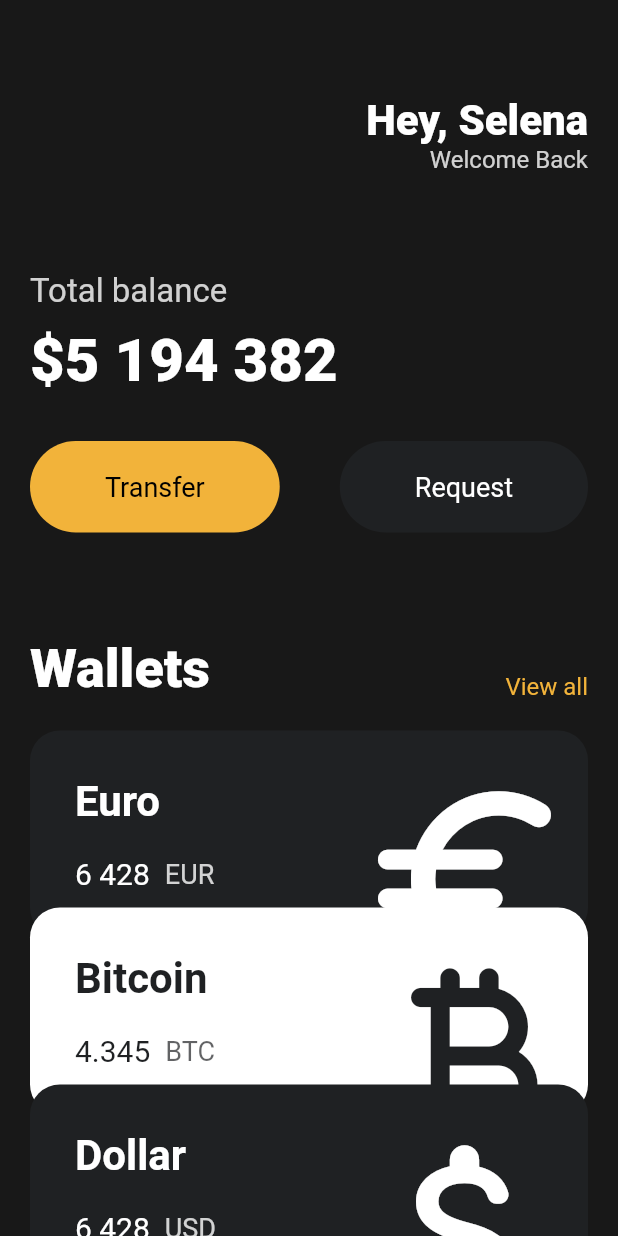
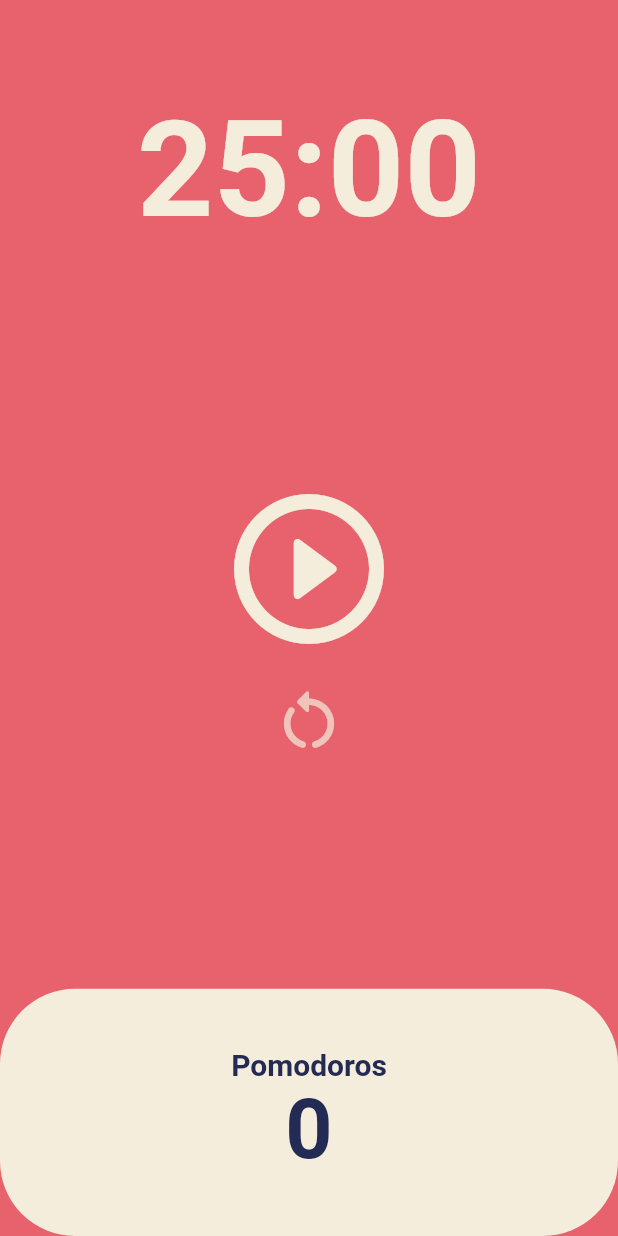
Before and after one commit to miranaky/toonflix, a Flutter app: the screen it shows after launch, on a phone screen of 412 x 824 dp. Run offline on Flutter 3.47's test engine with Material 2 defaults, Android fonts, the phone set to English and light mode, and no system bars.

Commit message:
pomodoro

```diff
--- a/lib/main.dart
+++ b/lib/main.dart
@@ -1,6 +1,5 @@
 import 'package:flutter/material.dart';
-import 'package:toonflix/widgets/button.dart';
-import 'package:toonflix/widgets/currency_card.dart';
+import 'package:toonflix/screens/home_screen.dart';
 
 void main() {
   runApp(App());
@@ -10,136 +9,16 @@ class App extends StatelessWidget {
   @override
   Widget build(BuildContext context) {
     return MaterialApp(
-      home: Scaffold(
-        backgroundColor: const Color(0xFF181818),
-        body: SingleChildScrollView(
-          child: Padding(
-            padding: const EdgeInsets.symmetric(horizontal: 20),
-            child: Column(
-              crossAxisAlignment: CrossAxisAlignment.start,
-              children: [
-                Row(
-                  mainAxisAlignment: MainAxisAlignment.end,
-                  children: [
-                    const SizedBox(
-                      height: 180,
-                    ),
-                    Column(
-                      crossAxisAlignment: CrossAxisAlignment.end,
-                      children: [
-                        const Text(
-                          "Hey, Selena",
-                          style: TextStyle(
-                            color: Colors.white,
-                            fontSize: 28,
-                            fontWeight: FontWeight.w800,
-                          ),
-                        ),
-                        Text(
-                          "Welcome Back",
-                          style: TextStyle(
-                            color: Colors.white.withOpacity(0.8),
-                            fontSize: 16,
-                          ),
-                        ),
-                      ],
-                    ),
-                  ],
-                ),
-                const SizedBox(
-                  height: 1,
-                ),
-                Text(
-                  "Total balance",
-                  style: TextStyle(
-                    color: Colors.white.withOpacity(0.8),
-                    fontSize: 22,
-                  ),
-                ),
-                const SizedBox(
-                  height: 10,
-                ),
-                const Text(
-                  "\$5 194 382",
-                  style: TextStyle(
-                    color: Colors.white,
-                    fontSize: 40,
-                    fontWeight: FontWeight.w800,
-                  ),
-                ),
-                const SizedBox(
-                  height: 30,
-                ),
-                Row(
-                  mainAxisAlignment: MainAxisAlignment.spaceBetween,
-                  children: const [
-                    Button(
-                      text: "Transfer",
-                      backgroundColor: Color(0xFFf2b33a),
-                      textColor: Colors.black,
-                    ),
-                    Button(
-                      text: "Request",
-                      backgroundColor: Color(0xFF1F2123),
-                      textColor: Colors.white,
-                    ),
-                  ],
-                ),
-                const SizedBox(
-                  height: 70,
-                ),
-                Row(
-                  crossAxisAlignment: CrossAxisAlignment.end,
-                  mainAxisAlignment: MainAxisAlignment.spaceBetween,
-                  children: const [
-                    Text(
-                      "Wallets",
-                      style: TextStyle(
-                          color: Colors.white,
-                          fontSize: 36,
-                          fontWeight: FontWeight.w800),
-                    ),
-                    Text(
-                      "View all",
-                      style: TextStyle(
-                        color: Color(0xFFf2b33a),
-                        fontSize: 16,
-                      ),
-                    ),
-                  ],
-                ),
-                const SizedBox(
-                  height: 20,
-                ),
-                const CurrencyCard(
-                  name: "Euro",
-                  code: "EUR",
-                  amount: "6 428",
-                  icon: Icons.euro_rounded,
-                  isInverted: false,
-                  order: 1,
-                ),
-                const CurrencyCard(
-                  name: "Bitcoin",
-                  code: "BTC",
-                  amount: "4.345",
-                  icon: Icons.currency_bitcoin_rounded,
-                  isInverted: true,
-                  order: 2,
-                ),
-                const CurrencyCard(
-                  name: "Dollar",
-                  code: "USD",
-                  amount: "6 428",
-                  icon: Icons.attach_money_rounded,
-                  isInverted: false,
-                  order: 3,
-                ),
-              ],
-            ),
+      theme: ThemeData(
+        backgroundColor: const Color(0xFFE7626C),
+        textTheme: const TextTheme(
+          headline1: TextStyle(
+            color: Color(0xFF232B55),
           ),
         ),
+        cardColor: const Color(0xFFF4EDDB),
       ),
+      home: const HomeScreen(),
     );
   }
 }
--- /dev/null
+++ b/lib/screens/home_screen.dart
@@ -0,0 +1,150 @@
+import 'dart:async';
+
+import 'package:flutter/material.dart';
+
+class HomeScreen extends StatefulWidget {
+  const HomeScreen({super.key});
+
+  @override
+  State<HomeScreen> createState() => _HomeScreenState();
+}
+
+class _HomeScreenState extends State<HomeScreen> {
+  static const twentyFiveMinutes = 1500;
+  int totalSeconds = twentyFiveMinutes;
+  bool isRunning = false;
+  int totalPomodoros = 0;
+  late Timer timer;
+
+  void onTick(Timer timer) {
+    if (totalSeconds == 0) {
+      setState(() {
+        totalPomodoros = totalPomodoros + 1;
+        isRunning = false;
+        totalSeconds = twentyFiveMinutes;
+      });
+      timer.cancel();
+    } else {
+      setState(() {
+        totalSeconds = totalSeconds - 1;
+      });
+    }
+  }
+
+  void onStartPressed() {
+    timer = Timer.periodic(
+      const Duration(seconds: 1),
+      onTick,
+    );
+    setState(() {
+      isRunning = true;
+    });
+  }
+
+  void onPausePressed() {
+    timer.cancel();
+    setState(() {
+      isRunning = false;
+    });
+  }
+
+  void onRestartPressed() {
+    timer.cancel();
+    setState(() {
+      isRunning = false;
+      totalSeconds = twentyFiveMinutes;
+    });
+  }
+
+  String format(int seconds) {
+    var duration = Duration(seconds: seconds);
+    return duration.toString().split(".").first.substring(2, 7);
+  }
+
+  @override
+  Widget build(BuildContext context) {
+    return Scaffold(
+      backgroundColor: Theme.of(context).backgroundColor,
+      body: Column(
+        children: [
+          Flexible(
+            flex: 1,
+            child: Container(
+                alignment: Alignment.bottomCenter,
+                child: Text(
+                  format(totalSeconds),
+                  style: TextStyle(
+                    color: Theme.of(context).cardColor,
+                    fontSize: 89,
+                    fontWeight: FontWeight.w600,
+                  ),
+                )),
+          ),
+          Flexible(
+            flex: 3,
+            child: Container(
+              child: Center(
+                child: Column(
+                  mainAxisAlignment: MainAxisAlignment.center,
+                  children: [
+                    IconButton(
+                      iconSize: 120,
+                      color: Theme.of(context).cardColor,
+                      onPressed: isRunning ? onPausePressed : onStartPressed,
+                      icon: Icon(isRunning
+                          ? Icons.pause_circle_outline_rounded
+                          : Icons.play_circle_outline_rounded),
+                    ),
+                    IconButton(
+                      onPressed: onRestartPressed,
+                      iconSize: 50,
+                      color: Theme.of(context).cardColor.withOpacity(0.7),
+                      icon: const Icon(
+                        Icons.restart_alt_rounded,
+                      ),
+                    ),
+                  ],
+                ),
+              ),
+            ),
+          ),
+          Flexible(
+            flex: 1,
+            child: Row(
+              children: [
+                Expanded(
+                  child: Container(
+                    decoration: BoxDecoration(
+                        color: Theme.of(context).cardColor,
+                        borderRadius: BorderRadius.circular(50)),
+                    child: Column(
+                      mainAxisAlignment: MainAxisAlignment.center,
+                      children: [
+                        Text(
+                          "Pomodoros",
+                          style: TextStyle(
+                            fontSize: 20,
+                            fontWeight: FontWeight.w600,
+                            color: Theme.of(context).textTheme.headline1!.color,
+                          ),
+                        ),
+                        Text(
+                          '$totalPomodoros',
+                          style: TextStyle(
+                            fontSize: 55,
+                            fontWeight: FontWeight.w600,
+                            color: Theme.of(context).textTheme.headline1!.color,
+                          ),
+                        ),
+                      ],
+                    ),
+                  ),
+                ),
+              ],
+            ),
+          )
+        ],
+      ),
+    );
+  }
+}
--- a/lib/widgets/button.dart
+++ /dev/null
@@ -1,34 +0,0 @@
-import 'package:flutter/material.dart';
-
-class Button extends StatelessWidget {
-  final String text;
-  final Color backgroundColor;
-  final Color textColor;
-
-  const Button({
-    super.key,
-    required this.text,
-    required this.backgroundColor,
-    required this.textColor,
-  });
-
-  @override
-  Widget build(BuildContext context) {
-    return Container(
-      decoration: BoxDecoration(
-        color: backgroundColor,
-        borderRadius: BorderRadius.circular(45),
-      ),
-      child: Padding(
-        padding: const EdgeInsets.symmetric(
-          vertical: 20,
-          horizontal: 50,
-        ),
-        child: Text(
-          text,
-          style: TextStyle(color: textColor, fontSize: 18),
-        ),
-      ),
-    );
-  }
-}
--- a/lib/widgets/currency_card.dart
+++ /dev/null
@@ -1,88 +0,0 @@
-import 'package:flutter/material.dart';
-
-class CurrencyCard extends StatelessWidget {
-  final String name, code, amount;
-  final IconData icon;
-  final bool isInverted;
-  final num order;
-
-  final _blackColor = const Color(0xFF1F2123);
-
-  const CurrencyCard({
-    super.key,
-    required this.name,
-    required this.code,
-    required this.amount,
-    required this.icon,
-    required this.isInverted,
-    required this.order,
-  });
-
-  @override
-  Widget build(BuildContext context) {
-    return Transform.translate(
-      offset: Offset(0, -20 * (order - 1)),
-      child: Container(
-        clipBehavior: Clip.hardEdge,
-        decoration: BoxDecoration(
-          color: isInverted ? Colors.white : _blackColor,
-          borderRadius: BorderRadius.circular(20),
-        ),
-        child: Padding(
-          padding: const EdgeInsets.all(30),
-          child: Row(
-            mainAxisAlignment: MainAxisAlignment.spaceBetween,
-            children: [
-              Column(
-                crossAxisAlignment: CrossAxisAlignment.start,
-                children: [
-                  Text(
-                    name,
-                    style: TextStyle(
-                      color: isInverted ? _blackColor : Colors.white,
-                      fontSize: 28,
-                      fontWeight: FontWeight.w600,
-                    ),
-                  ),
-                  const SizedBox(height: 20),
-                  Row(
-                    children: [
-                      Text(
-                        amount,
-                        style: TextStyle(
-                          color: isInverted ? _blackColor : Colors.white,
-                          fontSize: 20,
-                        ),
-                      ),
-                      const SizedBox(width: 10),
-                      Text(
-                        code,
-                        style: TextStyle(
-                          color: isInverted
-                              ? _blackColor.withOpacity(0.7)
-                              : Colors.white.withOpacity(0.8),
-                          fontSize: 18,
-                        ),
-                      ),
-                    ],
-                  )
-                ],
-              ),
-              Transform.scale(
-                scale: 2,
-                child: Transform.translate(
-                  offset: const Offset(-5, 15),
-                  child: Icon(
-                    icon,
-                    color: isInverted ? _blackColor : Colors.white,
-                    size: 78,
-                  ),
-                ),
-              )
-            ],
-          ),
-        ),
-      ),
-    );
-  }
-}
```
